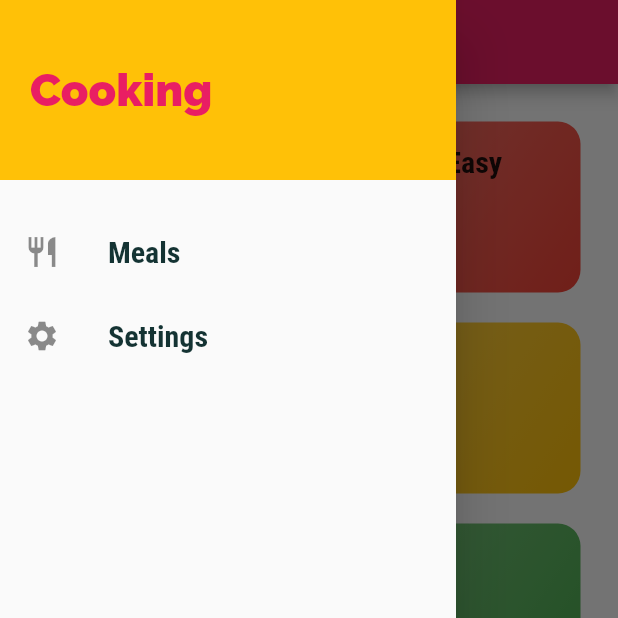
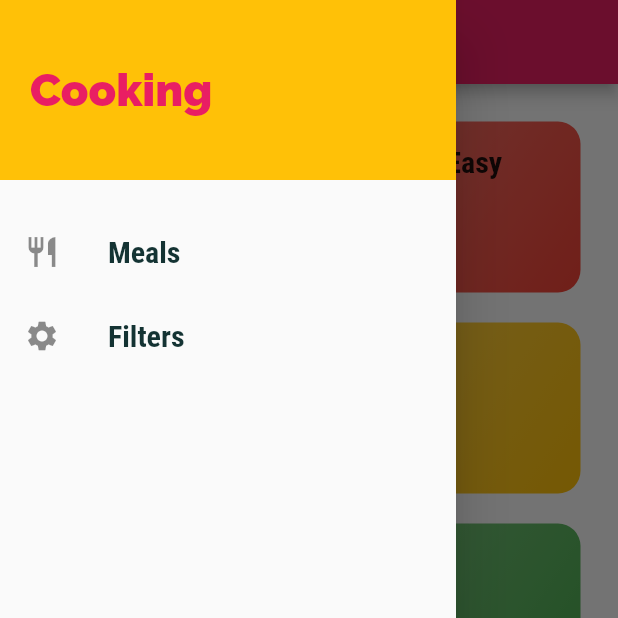
Before and after one commit to Plasmoxy/Bloomflute, a Flutter app: the screen it shows after launch, with the side drawer open, on a phone screen of 412 x 824 dp, the top half of it. Run offline on Flutter 3.47's test engine with Material 2 defaults, Android fonts, the phone set to English and light mode, and no system bars.

Commit message:
Update main_drawer.dart

```diff
--- a/FlutterUdemy/meals_app/lib/components/main_drawer.dart
+++ b/FlutterUdemy/meals_app/lib/components/main_drawer.dart
@@ -37,7 +37,7 @@ class MainDrawer extends StatelessWidget {
         ),
         SizedBox(height: 20),
         _listTile('Meals', Icons.restaurant),
-        _listTile('Settings', Icons.settings),
+        _listTile('Filters', Icons.settings),
       ]),
     );
   }
```
